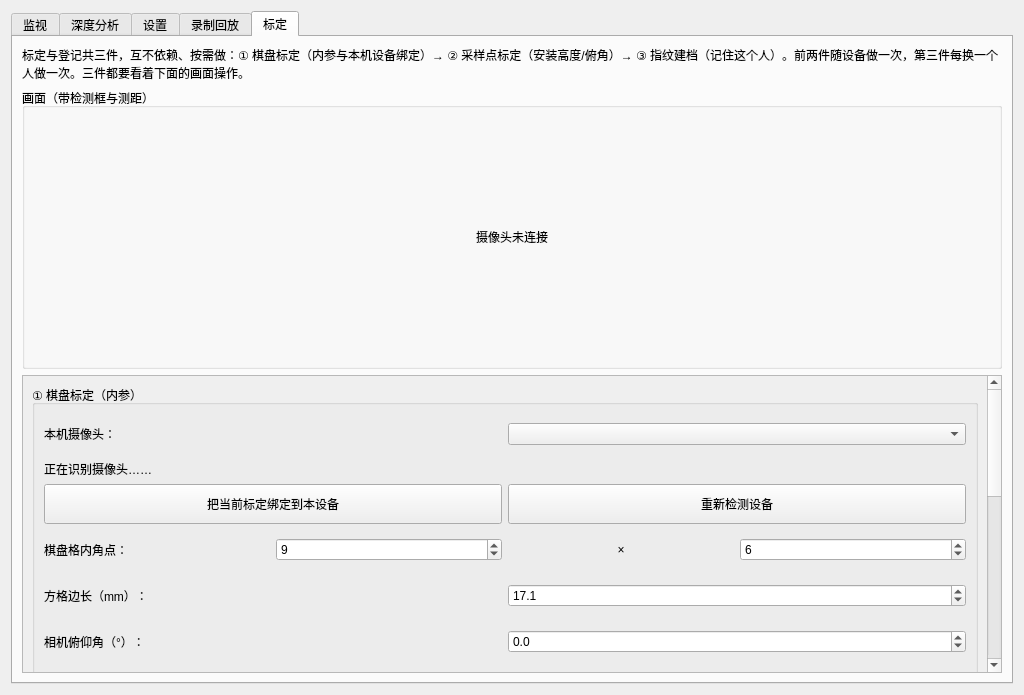
The window that ui/EdgeSightMain.ui (embed-lsy/EdgeSight) describes before a commit, drawn with Qt 5.
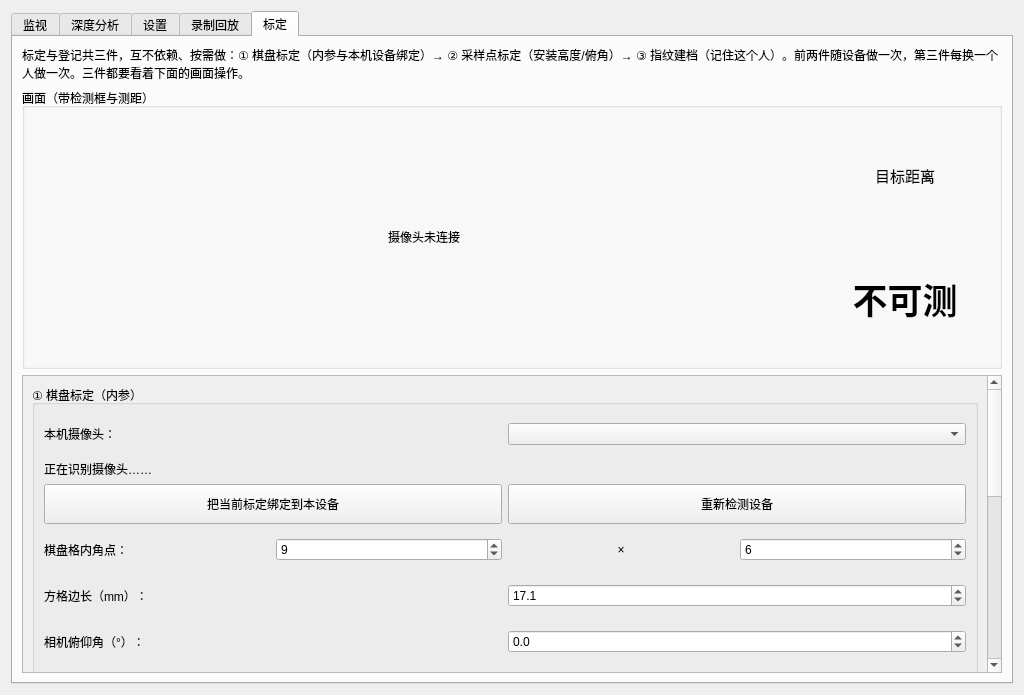
The same window after the commit. The open tabs and pages were chosen to show the change. Custom widgets are drawn as their Qt base class.

Commit message:
feat: 标定页画面去追踪化 + 布局改为「左画面右大数字」
.ui：groupBox_calib_preview 由纵向单画面改为横向 —— 左 lbl_calib_view（补 Expanding 横向拉伸），右 verticalLayout_calibdist（目标距离 + 26pt 粗体大数字）；旧布局名 verticalLayout_calibprev 一并改名以免名字说谎；重新生成 Ui_EdgeSightMain.py。

口径分离（根因）：标定页原先与监视页共用同一条叠加路径，身份门也套了上去 —— 只要没匹配上追踪目标就连框一起抹掉，而 ①②③ 三步都要看着画面确认完整入画。现 _draw_overlay(frame_rgb, track=True) 加开关：监视页 True（身份拦截时丢框 + Not Target），标定页 False（有框就画，不看是谁）。

标定页距离读新属性 _calib_ranging，即身份拦截之前的测距结论；画面无人/非人/未标定时清空，回放退回读录制里的规范距离，不留上一个人的读数。

拦截本身未动：global_params.distance、TTC、曲线、录制仍走拦截后的值，标定页只另存一份专用于显示。

What changed in the file:
```diff
--- a/ui/EdgeSightMain.ui
+++ b/ui/EdgeSightMain.ui
@@ -1385,7 +1385,7 @@
          <property name="title">
           <string>画面（带检测框与测距）</string>
          </property>
-         <layout class="QVBoxLayout" name="verticalLayout_calibprev">
+         <layout class="QHBoxLayout" name="horizontalLayout_calibprev">
           <item>
            <widget class="QLabel" name="lbl_calib_view">
             <property name="minimumSize">
@@ -1394,6 +1394,12 @@
               <height>240</height>
              </size>
             </property>
+            <property name="sizePolicy">
+             <sizepolicy hsizetype="Expanding" vsizetype="Preferred">
+              <horstretch>1</horstretch>
+              <verstretch>0</verstretch>
+             </sizepolicy>
+            </property>
             <property name="text">
              <string>摄像头未连接</string>
             </property>
@@ -1408,6 +1414,42 @@
             </property>
            </widget>
           </item>
+          <item>
+           <layout class="QVBoxLayout" name="verticalLayout_calibdist">
+            <item>
+             <widget class="QLabel" name="label_calib_dist_title">
+              <property name="text">
+               <string>目标距离</string>
+              </property>
+              <property name="alignment">
+               <set>Qt::AlignmentFlag::AlignCenter</set>
+              </property>
+              <property name="styleSheet">
+               <string notr="true">font-size: 11pt;</string>
+              </property>
+             </widget>
+            </item>
+            <item>
+             <widget class="QLabel" name="lbl_calib_distance">
+              <property name="minimumSize">
+               <size>
+                <width>170</width>
+                <height>0</height>
+               </size>
+              </property>
+              <property name="text">
+               <string>不可测</string>
+              </property>
+              <property name="alignment">
+               <set>Qt::AlignmentFlag::AlignCenter</set>
+              </property>
+              <property name="styleSheet">
+               <string notr="true">font-weight: bold; font-size: 26pt;</string>
+              </property>
+             </widget>
+            </item>
+           </layout>
+          </item>
          </layout>
         </widget>
        </item>
```
Left out of the diff: 2 changed lines with no effect on the pictures. The commit also changes 2 other files.
